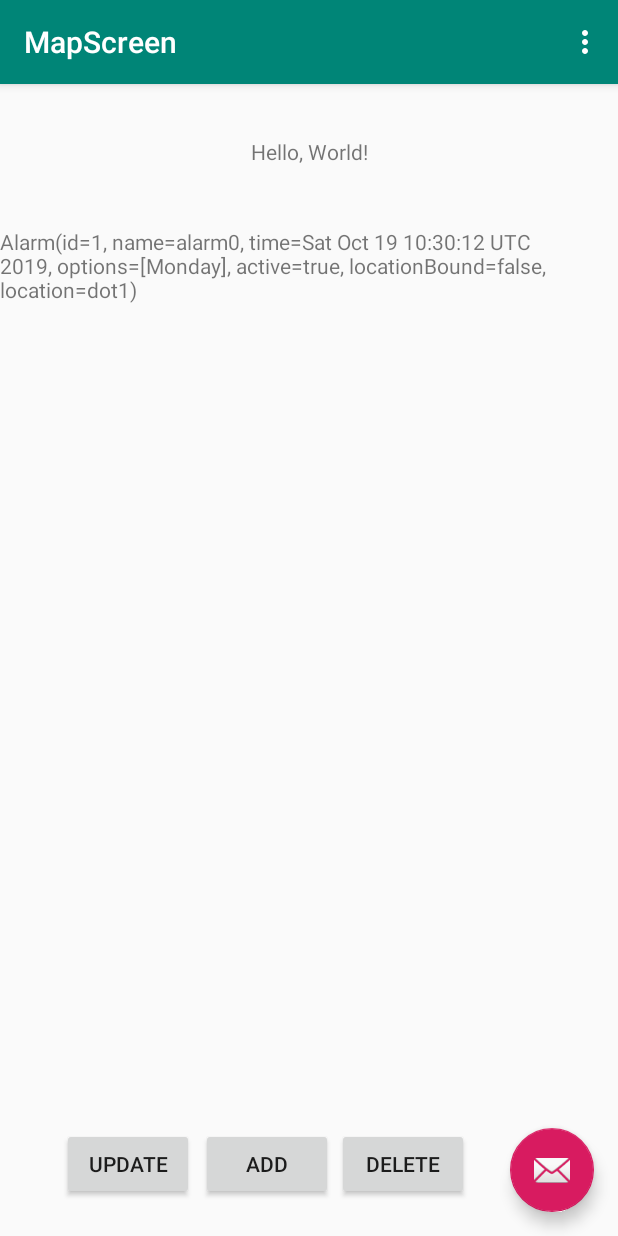
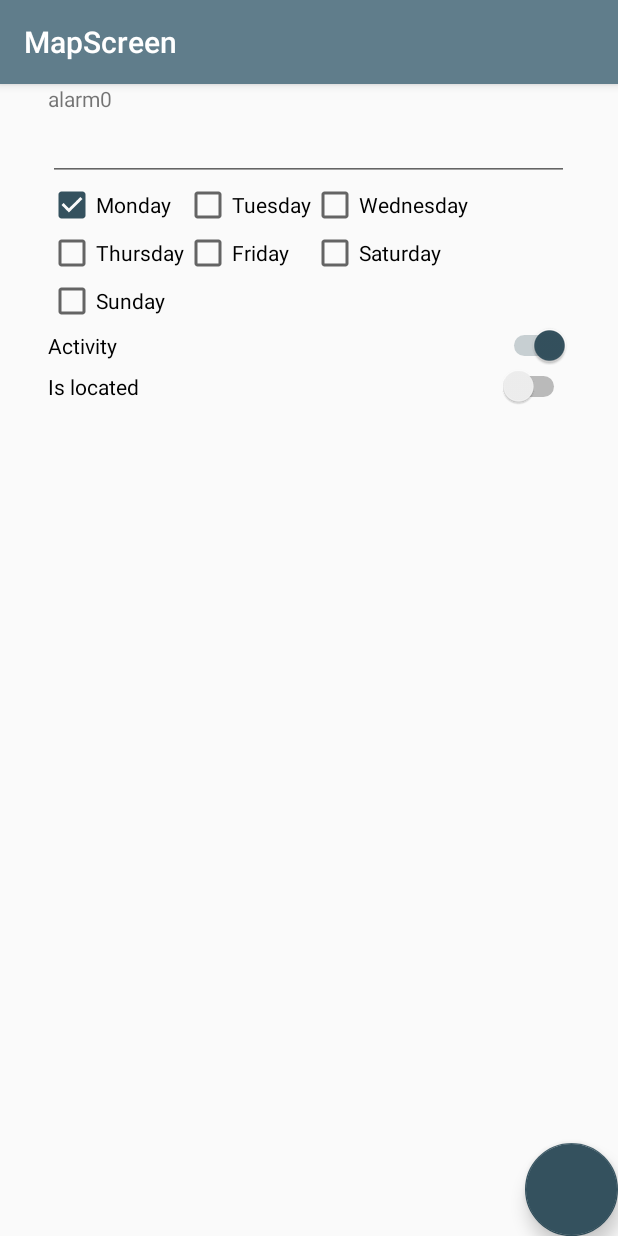
Before and after one commit to Alexanderrand101/mapalarm, an Android app: the screen it shows after launch (MainActivity before the commit, EditNoteActivity after it), after a tap on "UPDATE", on a phone screen of 412 x 824 dp. Run offline under Robolectric (Android 15) with nearby library versions, the light colour scheme and no system bars; 1 other tap on this screen came first.

Commit message:
страница редактирования

```diff
--- a/app/build.gradle
+++ b/app/build.gradle
@@ -25,7 +25,7 @@ android {
 
 dependencies {
     implementation fileTree(dir: 'libs', include: ['*.jar'])
-    implementation"org.jetbrains.kotlin:kotlin-stdlib-jdk7:$kotlin_version"
+    implementation "org.jetbrains.kotlin:kotlin-stdlib-jdk7:$kotlin_version"
     implementation 'androidx.appcompat:appcompat:1.1.0'
     implementation 'androidx.core:core-ktx:1.1.0'
     implementation 'androidx.constraintlayout:constraintlayout:1.1.3'
@@ -33,4 +33,5 @@ dependencies {
     testImplementation 'junit:junit:4.12'
     androidTestImplementation 'androidx.test:runner:1.2.0'
     androidTestImplementation 'androidx.test.espresso:espresso-core:3.2.0'
+    implementation 'com.google.android.gms:play-services-maps:17.0.0'
 }
--- a/app/src/main/AndroidManifest.xml
+++ b/app/src/main/AndroidManifest.xml
@@ -3,13 +3,14 @@
     package="com.matmik.mapalarm.android">
 
     <application
+        android:name=".ApplicationOverride"
         android:allowBackup="true"
         android:icon="@mipmap/ic_launcher"
         android:label="@string/app_name"
         android:roundIcon="@mipmap/ic_launcher_round"
         android:supportsRtl="true"
-        android:theme="@style/AppTheme"
-        android:name=".ApplicationOverride">
+        android:theme="@style/AppTheme">
+        <activity android:name=".EditNoteActivity"></activity>
         <activity
             android:name=".MainActivity"
             android:label="@string/app_name"
--- /dev/null
+++ b/app/src/main/java/com/matmik/mapalarm/android/EditNoteActivity.kt
@@ -0,0 +1,58 @@
+package com.matmik.mapalarm.android
+
+import android.content.Intent
+import androidx.appcompat.app.AppCompatActivity
+import android.os.Bundle
+import android.view.View
+import android.widget.*
+import com.matmik.mapalarm.android.db.DbHelper
+import com.matmik.mapalarm.android.model.Alarm
+import com.matmik.mapalarm.android.model.Options
+
+
+class EditNoteActivity : AppCompatActivity(),View.OnClickListener {
+
+    private lateinit var alarm: Alarm
+    private lateinit var dbHelper: DbHelper
+
+    override fun onCreate(savedInstanceState: Bundle?) {
+        super.onCreate(savedInstanceState)
+        setContentView(R.layout.activity_edit_note)
+        dbHelper = DbHelper(this)
+        alarm = intent.getSerializableExtra("EditableNote") as Alarm
+        findViewById<TextView>(R.id.name).text = alarm.name
+
+        findViewById<CheckBox>(R.id.monday).isChecked = alarm.options.contains(Options.Monday)
+        findViewById<CheckBox>(R.id.tuesday).isChecked = alarm.options.contains(Options.Tuesday)
+        findViewById<CheckBox>(R.id.wednesday).isChecked = alarm.options.contains(Options.Wednesday)
+        findViewById<CheckBox>(R.id.thursday).isChecked = alarm.options.contains(Options.Thursday)
+        findViewById<CheckBox>(R.id.friday).isChecked = alarm.options.contains(Options.Friday)
+        findViewById<CheckBox>(R.id.saturday).isChecked = alarm.options.contains(Options.Saturday)
+        findViewById<CheckBox>(R.id.sunday).isChecked = alarm.options.contains(Options.Sunday)
+
+        findViewById<Switch>(R.id.active).isChecked = alarm.active
+        findViewById<Switch>(R.id.located).isChecked = alarm.locationBound
+    }
+
+    override fun onClick(p0: View?) {
+        when (p0?.id) {
+
+            R.id.save -> {
+                alarm.name = findViewById<TextView>(R.id.name).text.toString()
+                if (findViewById<CheckBox>(R.id.monday).isChecked) alarm.options.add(Options.Monday)
+                if (findViewById<CheckBox>(R.id.tuesday).isChecked) alarm.options.add(Options.Tuesday)
+                if (findViewById<CheckBox>(R.id.wednesday).isChecked) alarm.options.add(Options.Wednesday)
+                if (findViewById<CheckBox>(R.id.thursday).isChecked) alarm.options.add(Options.Thursday)
+                if (findViewById<CheckBox>(R.id.friday).isChecked) alarm.options.add(Options.Friday)
+                if (findViewById<CheckBox>(R.id.saturday).isChecked) alarm.options.add(Options.Saturday)
+                if (findViewById<CheckBox>(R.id.sunday).isChecked) alarm.options.add(Options.Sunday)
+
+                alarm.active = findViewById<Switch>(R.id.active).isChecked
+                alarm.locationBound = findViewById<Switch>(R.id.located).isChecked
+            }
+        }
+        dbHelper.updateAlarm(alarm)
+        val editIntent= Intent(this,MainActivity::class.java)
+        startActivity(editIntent)
+    }
+}
--- a/app/src/main/java/com/matmik/mapalarm/android/MainActivity.kt
+++ b/app/src/main/java/com/matmik/mapalarm/android/MainActivity.kt
@@ -1,6 +1,7 @@
 package com.matmik.mapalarm.android
 
 import android.content.Context
+import android.content.Intent
 import android.content.pm.PackageManager
 import android.os.Bundle
 import com.google.android.material.snackbar.Snackbar
@@ -83,18 +84,24 @@ class MainActivity : AppCompatActivity(), View.OnClickListener {
             R.id.add -> {
                 dbHelper.addAlarm(Alarm(name = "alarm$counter",
                     time = Date(System.currentTimeMillis()),
-                    options = arrayOf(Options.Monday).toList(),
+                    options = mutableListOf(Options.Monday),
                     active = true,
                     locationBound = false,
                     location = "dot$counter"))
                 counter++
             }
             R.id.update -> {
+                /*
                 val alarm = dbHelper.getAllAlarms().maxBy { it.id }
                 alarm!!.time = Date(System.currentTimeMillis())
                 alarm!!.location = "dot$counter"
                 dbHelper.updateAlarm(alarm)
                 counter++
+                */
+                val editIntent=Intent(this,EditNoteActivity::class.java)
+                editIntent.putExtra("EditableNote",dbHelper.getAllAlarms().maxBy { it.id })
+                startActivity(editIntent)
+
             }
             R.id.delete -> {
                 val id = dbHelper.getAllAlarms().map { it.id }.maxBy { it }
--- a/app/src/main/java/com/matmik/mapalarm/android/db/DbHelper.kt
+++ b/app/src/main/java/com/matmik/mapalarm/android/db/DbHelper.kt
@@ -100,7 +100,7 @@ class DbHelper(context: Context): SQLiteOpenHelper(context, DB_NAME, null, DB_VE
         return Alarm(cursor.getInt(cursor.getColumnIndex(COL_ID)),
             cursor.getString(cursor.getColumnIndex(COL_NAME)),
             Date(cursor.getLong(cursor.getColumnIndex(COL_TIME))),
-            cursor.getString(cursor.getColumnIndex(COL_OPTIONS)).split(SEPARATOR).map{Options.valueOf(it)},
+            cursor.getString(cursor.getColumnIndex(COL_OPTIONS)).split(SEPARATOR).map{Options.valueOf(it)} as MutableList<Options>,
             cursor.getInt(cursor.getColumnIndex(COL_ACTIVE)) == 1,
             cursor.getInt(cursor.getColumnIndex(COL_LOCATION_BOUND)) == 1,
             cursor.getString(cursor.getColumnIndex((COL_LOCATION)))
--- a/app/src/main/java/com/matmik/mapalarm/android/model/Alarm.kt
+++ b/app/src/main/java/com/matmik/mapalarm/android/model/Alarm.kt
@@ -1,12 +1,14 @@
 package com.matmik.mapalarm.android.model
 
+import java.io.Serializable
 import java.util.*
 
-data class Alarm(
+
+data class Alarm (
     var id: Int = -1,
     var name: String,
     var time: Date,
-    var options: List<Options>,
+    var options: MutableList<Options>,
     var active:Boolean = true,
     var locationBound: Boolean = false,
-    var location: String = "")
+    var location: String = ""): Serializable
--- /dev/null
+++ b/app/src/main/res/layout/activity_edit_note.xml
@@ -0,0 +1,162 @@
+<?xml version="1.0" encoding="utf-8"?>
+<androidx.constraintlayout.widget.ConstraintLayout xmlns:android="http://schemas.android.com/apk/res/android"
+    xmlns:app="http://schemas.android.com/apk/res-auto"
+    xmlns:tools="http://schemas.android.com/tools"
+    android:layout_width="match_parent"
+    android:layout_height="match_parent"
+    tools:context=".EditNoteActivity">
+
+    <com.google.android.material.floatingactionbutton.FloatingActionButton
+        android:id="@+id/save"
+        android:layout_width="241dp"
+        android:layout_height="62dp"
+        android:clickable="true"
+        android:onClick="onClick"
+        app:layout_constraintBottom_toBottomOf="parent"
+        app:layout_constraintEnd_toEndOf="parent"
+        app:srcCompat="?android:attr/colorAccent" />
+
+    <ScrollView
+        android:layout_width="match_parent"
+        android:layout_height="match_parent"
+        tools:layout_editor_absoluteX="16dp"
+        tools:layout_editor_absoluteY="70dp">
+
+        <LinearLayout
+            android:id="@+id/linearLayout3"
+            android:layout_width="match_parent"
+            android:layout_height="wrap_content"
+            android:orientation="vertical"
+            android:paddingLeft="32dp"
+            android:paddingRight="32dp">
+
+            <TextView
+                android:id="@+id/name"
+                android:layout_width="wrap_content"
+                android:layout_height="wrap_content"
+                android:cursorVisible="true"
+                android:editable="true"
+                android:focusableInTouchMode="true"
+                tools:layout_conversion_absoluteHeight="48dp"
+                tools:layout_conversion_absoluteWidth="347dp"
+                tools:layout_editor_absoluteX="32dp"
+                tools:layout_editor_absoluteY="32dp" />
+
+            <EditText
+                android:id="@+id/time"
+                android:layout_width="347dp"
+                android:layout_height="wrap_content"
+                android:ems="10"
+                android:inputType="time"
+                tools:layout_conversion_absoluteHeight="48dp"
+                tools:layout_conversion_absoluteWidth="347dp"
+                tools:layout_editor_absoluteX="32dp"
+                tools:layout_editor_absoluteY="112dp" />
+
+            <TableLayout
+                android:layout_width="match_parent"
+                android:layout_height="match_parent">
+
+                <TableRow
+                    android:layout_width="match_parent"
+                    android:layout_height="match_parent">
+
+                    <CheckBox
+                        android:id="@+id/monday"
+                        android:layout_width="wrap_content"
+                        android:layout_height="wrap_content"
+                        android:text="@string/monday"
+                        tools:layout_conversion_absoluteHeight="32dp"
+                        tools:layout_conversion_absoluteWidth="83dp"
+                        tools:layout_editor_absoluteX="0dp"
+                        tools:layout_editor_absoluteY="176dp" />
+
+                    <CheckBox
+                        android:id="@+id/tuesday"
+                        android:layout_width="wrap_content"
+                        android:layout_height="wrap_content"
+                        android:text="@string/tuesday"
+                        tools:layout_conversion_absoluteHeight="32dp"
+                        tools:layout_conversion_absoluteWidth="85dp"
+                        tools:layout_editor_absoluteX="0dp"
+                        tools:layout_editor_absoluteY="224dp" />
+
+                    <CheckBox
+                        android:id="@+id/wednesday"
+                        android:layout_width="wrap_content"
+                        android:layout_height="wrap_content"
+                        android:text="@string/wednesday"
+                        tools:layout_conversion_absoluteHeight="32dp"
+                        tools:layout_conversion_absoluteWidth="106dp"
+                        tools:layout_editor_absoluteX="0dp"
+                        tools:layout_editor_absoluteY="272dp" />
+                </TableRow>
+
+                <TableRow
+                    android:layout_width="match_parent"
+                    android:layout_height="match_parent">
+
+                    <CheckBox
+                        android:id="@+id/thursday"
+                        android:layout_width="wrap_content"
+                        android:layout_height="wrap_content"
+                        android:text="@string/thursday"
+                        tools:layout_conversion_absoluteHeight="32dp"
+                        tools:layout_conversion_absoluteWidth="91dp"
+                        tools:layout_editor_absoluteX="0dp"
+                        tools:layout_editor_absoluteY="320dp" />
+
+                    <CheckBox
+                        android:id="@+id/friday"
+                        android:layout_width="wrap_content"
+                        android:layout_height="wrap_content"
+                        android:text="@string/friday"
+                        tools:layout_conversion_absoluteHeight="32dp"
+                        tools:layout_conversion_absoluteWidth="71dp"
+                        tools:layout_editor_absoluteX="0dp"
+                        tools:layout_editor_absoluteY="368dp" />
+
+                    <CheckBox
+                        android:id="@+id/saturday"
+                        android:layout_width="wrap_content"
+                        android:layout_height="wrap_content"
+                        android:text="@string/saturday"
+                        tools:layout_conversion_absoluteHeight="32dp"
+                        tools:layout_conversion_absoluteWidth="88dp"
+                        tools:layout_editor_absoluteX="0dp"
+                        tools:layout_editor_absoluteY="416dp" />
+                </TableRow>
+
+                <TableRow
+                    android:layout_width="match_parent"
+                    android:layout_height="match_parent">
+
+                    <CheckBox
+                        android:id="@+id/sunday"
+                        android:layout_width="wrap_content"
+                        android:layout_height="wrap_content"
+                        android:text="@string/sunday"
+                        tools:layout_conversion_absoluteHeight="32dp"
+                        tools:layout_conversion_absoluteWidth="78dp"
+                        tools:layout_editor_absoluteX="0dp"
+                        tools:layout_editor_absoluteY="464dp" />
+                </TableRow>
+
+            </TableLayout>
+
+            <Switch
+                android:id="@+id/active"
+                android:layout_width="match_parent"
+                android:layout_height="wrap_content"
+                android:text="@string/active" />
+
+            <Switch
+                android:id="@+id/located"
+                android:layout_width="match_parent"
+                android:layout_height="wrap_content"
+                android:text="@string/located" />
+
+        </LinearLayout>
+    </ScrollView>
+
+</androidx.constraintlayout.widget.ConstraintLayout>
--- a/app/src/main/res/layout/activity_main.xml
+++ b/app/src/main/res/layout/activity_main.xml
@@ -14,13 +14,16 @@
         <androidx.appcompat.widget.Toolbar
             android:id="@+id/toolbar"
             android:layout_width="match_parent"
-            android:layout_height="?attr/actionBarSize"
+            android:layout_height="match_parent"
             android:background="?attr/colorPrimary"
             app:popupTheme="@style/AppTheme.PopupOverlay" />
 
     </com.google.android.material.appbar.AppBarLayout>
 
-    <include layout="@layout/content_main" />
+    <include
+        layout="@layout/content_main"
+        android:layout_height="641dp"
+        android:layout_width="360dp" />
 
     <com.google.android.material.floatingactionbutton.FloatingActionButton
         android:id="@+id/fab"
--- a/app/src/main/res/layout/content_main.xml
+++ b/app/src/main/res/layout/content_main.xml
@@ -8,28 +8,16 @@
     tools:context=".MainActivity"
     tools:showIn="@layout/activity_main">
 
-    <TextView
-        android:id="@+id/textView"
-        android:layout_width="wrap_content"
-        android:layout_height="wrap_content"
-        android:text="@string/hw"
-        app:layout_constraintBottom_toBottomOf="parent"
-        app:layout_constraintLeft_toLeftOf="parent"
-        app:layout_constraintRight_toRightOf="parent"
-        app:layout_constraintTop_toTopOf="parent"
-        app:layout_constraintVertical_bias="0.047" />
-
     <Button
         android:id="@+id/add"
         android:layout_width="wrap_content"
         android:layout_height="wrap_content"
+        android:layout_marginBottom="20dp"
         android:text="Add"
         app:layout_constraintBottom_toBottomOf="parent"
         app:layout_constraintEnd_toEndOf="parent"
-        app:layout_constraintHorizontal_bias="0.329"
-        app:layout_constraintStart_toStartOf="@+id/update"
-        app:layout_constraintTop_toBottomOf="@+id/textView"
-        app:layout_constraintVertical_bias="0.964" />
+        app:layout_constraintHorizontal_bias="0.312"
+        app:layout_constraintStart_toStartOf="@+id/update" />
 
     <Button
         android:id="@+id/update"
@@ -59,10 +47,11 @@
         android:id="@+id/output"
         android:layout_width="0dp"
         android:layout_height="577dp"
-        android:text="TextView"
         app:layout_constraintBottom_toBottomOf="parent"
         app:layout_constraintEnd_toEndOf="parent"
+        app:layout_constraintHorizontal_bias="1.0"
         app:layout_constraintStart_toStartOf="parent"
-        app:layout_constraintTop_toTopOf="parent" />
+        app:layout_constraintTop_toTopOf="parent"
+        app:layout_constraintVertical_bias="1.0" />
 
 </androidx.constraintlayout.widget.ConstraintLayout>
--- a/app/src/main/res/values/colors.xml
+++ b/app/src/main/res/values/colors.xml
@@ -1,6 +1,6 @@
 <?xml version="1.0" encoding="utf-8"?>
 <resources>
-    <color name="colorPrimary">#008577</color>
-    <color name="colorPrimaryDark">#00574B</color>
-    <color name="colorAccent">#D81B60</color>
+    <color name="colorPrimary">#607D8B</color>
+    <color name="colorPrimaryDark">#34515E</color>
+    <color name="colorAccent">#34515E</color>
 </resources>
--- a/app/src/main/res/values/strings.xml
+++ b/app/src/main/res/values/strings.xml
@@ -2,4 +2,13 @@
     <string name="app_name">MapScreen</string>
     <string name="action_settings">Settings</string>
     <string name="hw">Hello, World!</string>
+    <string name="monday">Monday</string>
+    <string name="tuesday">Tuesday</string>
+    <string name="wednesday">Wednesday</string>
+    <string name="thursday">Thursday</string>
+    <string name="friday">Friday</string>
+    <string name="saturday">Saturday</string>
+    <string name="sunday">Sunday</string>
+    <string name="active">Activity</string>
+    <string name="located">Is located</string>
 </resources>
--- a/build.gradle
+++ b/build.gradle
@@ -8,7 +8,7 @@ buildscript {
 
     }
     dependencies {
-        classpath 'com.android.tools.build:gradle:3.5.0'
+        classpath 'com.android.tools.build:gradle:3.5.1'
         classpath "org.jetbrains.kotlin:kotlin-gradle-plugin:$kotlin_version"
         // NOTE: Do not place your application dependencies here; they belong
         // in the individual module build.gradle files
```
Also changed, not shown: 1 other file.
